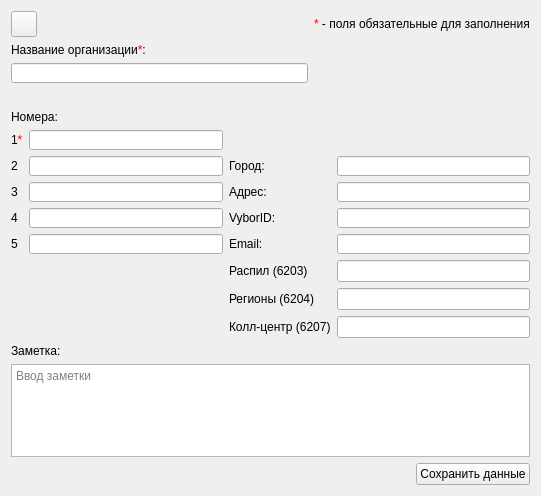
okostynchuk/Outcall, file src/EditOrgContactDialog.ui: the form before one commit.
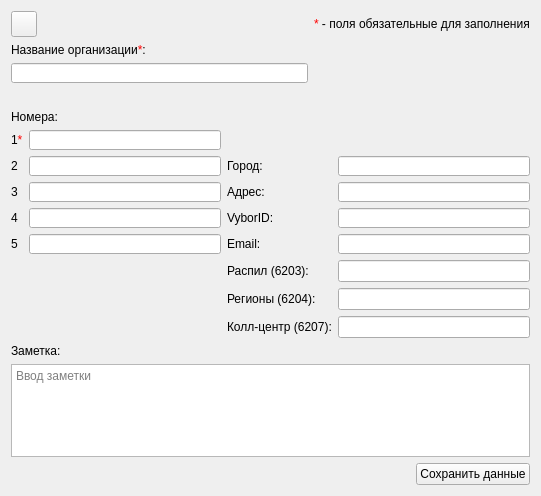
The form after the commit. Icons and pictures are not drawn.

Commit message: deleted useless queries in call history, edited select in contact dialog

What changed in the file:
```diff
--- a/src/EditOrgContactDialog.ui
+++ b/src/EditOrgContactDialog.ui
@@ -229,21 +229,21 @@
      <item row="7" column="2">
       <widget class="QLabel" name="label_4">
        <property name="text">
-        <string>Регионы (6204)</string>
+        <string>Регионы (6204):</string>
        </property>
       </widget>
      </item>
      <item row="6" column="2">
       <widget class="QLabel" name="label_2">
        <property name="text">
-        <string>Распил (6203)</string>
+        <string>Распил (6203):</string>
        </property>
       </widget>
      </item>
      <item row="8" column="2">
       <widget class="QLabel" name="label_16">
        <property name="text">
-        <string>Колл-центр (6207)</string>
+        <string>Колл-центр (6207):</string>
        </property>
       </widget>
      </item>
```
The commit also changes 8 other files.
